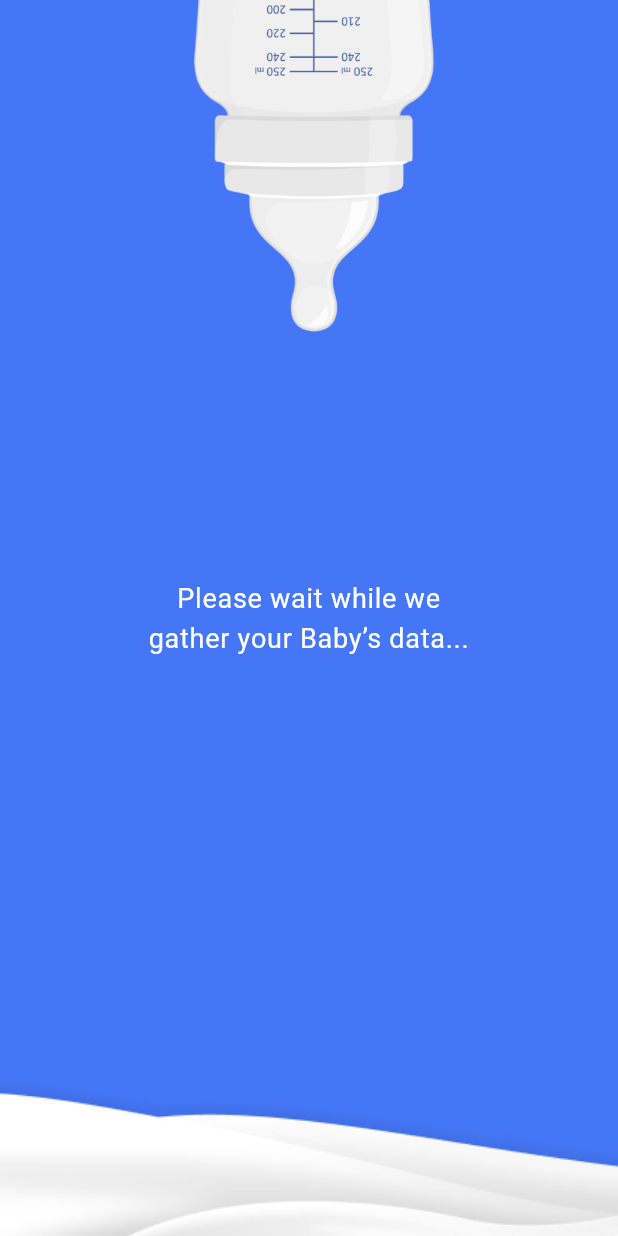
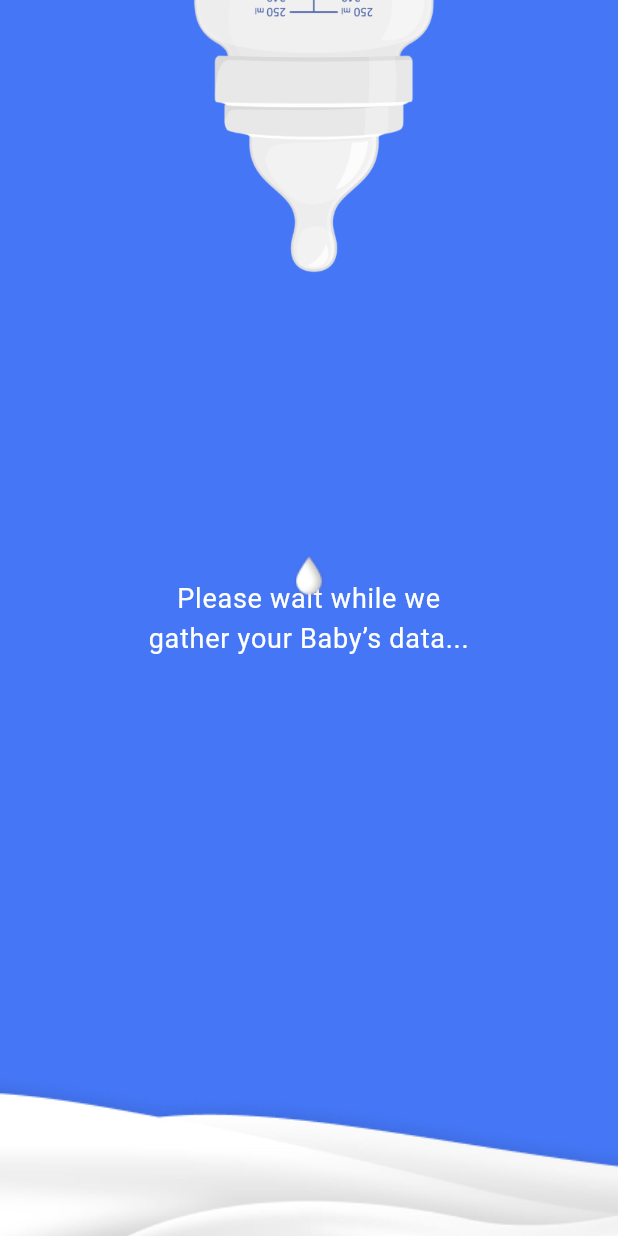
Before and after one commit to Cindy-dev/ubenwa_cynthia, a Flutter app: the MilkSplashScreen screen opened by its route, on a phone screen of 412 x 824 dp. Run offline on Flutter 3.47's test engine with Material 2 defaults, Android fonts, the phone set to English and light mode, and no system bars; our stand-ins replace calendar_timeline.

Commit message:
milk splash animation implementation

```diff
--- a/lib/presentation/screens/milk_splash_screen.dart
+++ b/lib/presentation/screens/milk_splash_screen.dart
@@ -1,4 +1,5 @@
 import 'package:flutter/material.dart';
+import 'package:ubenwa_cynthia/presentation/screens/home_screen.dart';
 import 'package:ubenwa_cynthia/presentation/utils/milk_splash_strings.dart';
 import 'package:ubenwa_cynthia/utils/app_extension.dart';
 
@@ -12,82 +13,97 @@ class MilkSplashScreen extends StatefulWidget {
 class _MilkSplashScreenState extends State<MilkSplashScreen>
     with TickerProviderStateMixin {
   Size size = Size.zero;
-  late AnimationController _controller;
-  late Animation<double> dropPosition;
-  double splashPosition = -10;
-
-  late final AnimationController _milkSplashController ;
-  late final Animation<Offset> _offsetAnimation = Tween<Offset>(
-    begin: Offset(-1.0, 1.0), // Start at bottom left
-    end: Offset(1.0, -1.0),
-  ).animate(CurvedAnimation(
-    parent: _milkSplashController,
-    curve: Curves.easeIn,
-  ));
-  // late final Animation<double> _offsetAnimation =
-  //     Tween<double>(begin: splashPosition , end: 1.0).animate(CurvedAnimation(
-  //   parent: _milkSplashController,
-  //   curve: Curves.easeIn,
-  // ));
+  Color? backgroundColor;
+  late AnimationController _milkDropController;
+  Animation<double>? dropPosition;
+  late AnimationController _milkSplashController;
+  Animation<double>? _animationSplash;
 
   @override
   void initState() {
-    super.initState();
-    _controller = AnimationController(
+    _milkDropController = AnimationController(
       duration: const Duration(seconds: 3),
       vsync: this,
     );
-    dropPosition = Tween<double>(begin: -1, end: 0.6).animate(
+
+    //handles the splash effect
+    _milkSplashController = AnimationController(
+      vsync: this,
+      duration: const Duration(milliseconds: 500),
+    );
+
+    Future.microtask(playAnimation);
+    super.initState();
+  }
+
+  playAnimation() {
+    const double bottleHeight = 100;
+    //handles the drop of the milk
+    dropPosition = Tween<double>(
+            begin: bottleHeight, end: context.deviceHeight() - bottleHeight)
+        .animate(
       CurvedAnimation(
-        parent: _controller,
+        parent: _milkDropController,
         curve: const Interval(0, 1.0, curve: Curves.easeIn),
       ),
     );
-    _controller.forward();
 
-    _controller.addListener(() {
+    //handles the animating points for the splash controller
+    _animationSplash = Tween<double>(
+      begin: 0,
+      end: -(context.deviceHeight() * 1.62),
+    ).animate(_milkSplashController);
+
+    //listens to changes in the milk drop controller
+    _milkDropController.addListener(() {
       setState(() {});
-      if (_controller.value == 1.0) {
-        _goToNextPage();
+      if (_milkDropController.value == 1.0) {
+        _milkSplashController.forward();
       }
     });
-  }
+    //listens to changes in the milk splash controller
+    _milkSplashController.addListener(() {
+      setState(() {});
+      if (_milkSplashController.isCompleted) {
+        backgroundColor = context.themeData.cardColor;
+        Navigator.pushReplacement(
+          context,
+          PageRouteBuilder(
+            pageBuilder: (BuildContext context, Animation<double> animation,
+                Animation<double> secondaryAnimation) {
+              return HomeScreen();
+            },
+            transitionsBuilder: (BuildContext context,
+                Animation<double> animation,
+                Animation<double> secondaryAnimation,
+                Widget child) {
+              return FadeTransition(
+                opacity: animation,
+                child: child,
+              );
+            },
+          ),
+        );
+      }
+    });
 
-  void _goToNextPage() {
-   _milkSplashController = AnimationController(
-      duration: const Duration(seconds: 10),
-      vsync: this,
-    );
-
-    // _milkSplashController.forward();
-    // Navigator.of(context).push(
-    //   FadeRouteBuilder(
-    //     Image.asset(MilkSplashStrings.splash),
-    //     page: const HomeScreen(),
-    //   ),
-    // );
-  }
-
-  @override
-  void didChangeDependencies() {
-    setState(() {
-      size = MediaQuery.of(context).size;
-    });
-    super.didChangeDependencies();
+    //forward drop animation
+    _milkDropController.forward();
   }
 
   @override
   void dispose() {
-    // _milkSplashController.dispose();
-    _controller.dispose();
+    _milkSplashController.dispose();
+    _milkDropController.dispose();
     super.dispose();
   }
 
   @override
   Widget build(BuildContext context) {
     return Scaffold(
-      backgroundColor: context.primaryColor,
+      backgroundColor: backgroundColor ?? context.primaryColor,
       body: Stack(
+        alignment: AlignmentDirectional.topCenter,
         children: [
           Center(
             child: Text(
@@ -98,15 +114,14 @@ class _MilkSplashScreenState extends State<MilkSplashScreen>
             ),
           ),
           Positioned(
-            top: dropPosition.value * size.height,
-            left: 0,
-            right: 0,
-            child: Image.asset(MilkSplashStrings.drop),
+            top: 0,
+            child: Transform.translate(
+              offset: Offset(0, (dropPosition?.value ?? 0)),
+              child: Image.asset(MilkSplashStrings.drop),
+            ),
           ),
           Positioned(
-            left: 0,
-            right: 0,
-            top: -context.deviceHeight() / 2.3,
+            top: 0,
             child: Image.asset(MilkSplashStrings.bottle),
           ),
           Positioned(
@@ -116,11 +131,21 @@ class _MilkSplashScreenState extends State<MilkSplashScreen>
             bottom: -context.deviceHeight() / 1.15,
             child: Image.asset(MilkSplashStrings.water),
           ),
-          // AnimatedPositioned(
-          //   duration: Duration(seconds: 2),
-          //   curve: Curves.easeOut,
-          //   child: Image.asset(MilkSplashStrings.splash),
-          // )
+          Positioned(
+            top: context.deviceHeight(),
+            left: 0,
+            right: 0, // Right edge
+            child: Transform.translate(
+              offset: Offset(0, (_animationSplash?.value ?? 0)),
+              child: SizedBox(
+                width: context.deviceWidth() + 100,
+                child: Image.asset(
+                  MilkSplashStrings.splash,
+                  fit: BoxFit.fitWidth,
+                ),
+              ),
+            ),
+          ),
         ],
       ),
     );
```
Also changed, not shown: assets/images/2x/babybottle.png, assets/images/2x/splash.png, assets/images/3x/babybottle.png, assets/images/3x/splash.png, assets/images/babybottle.png, assets/images/splash.png.
